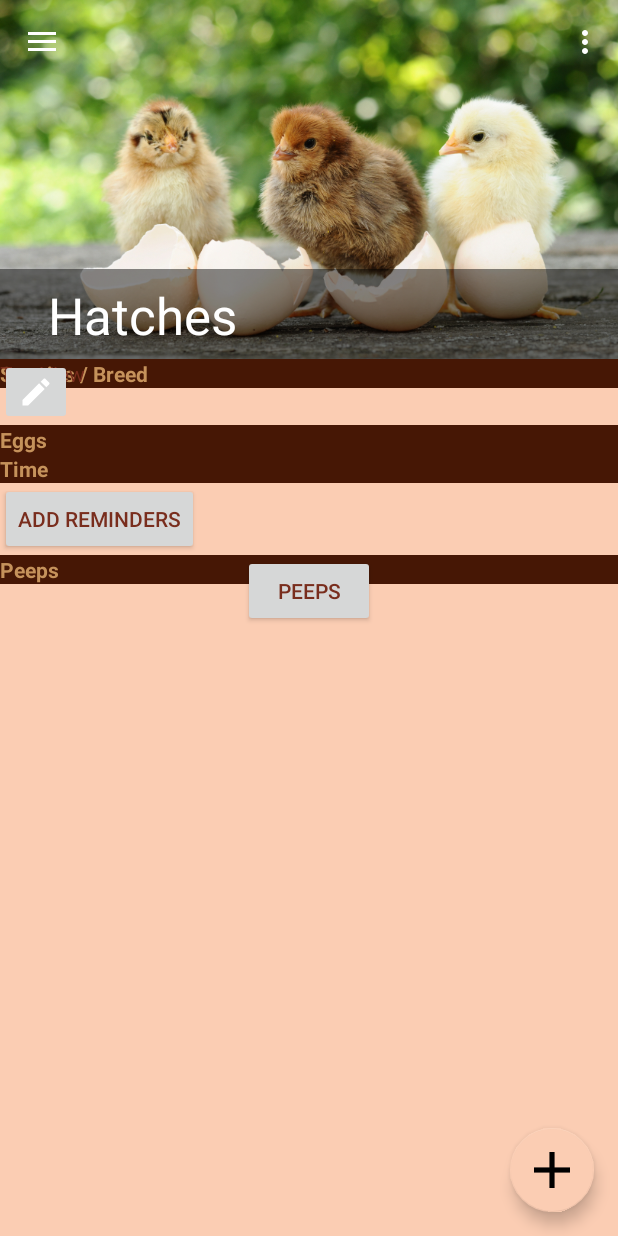
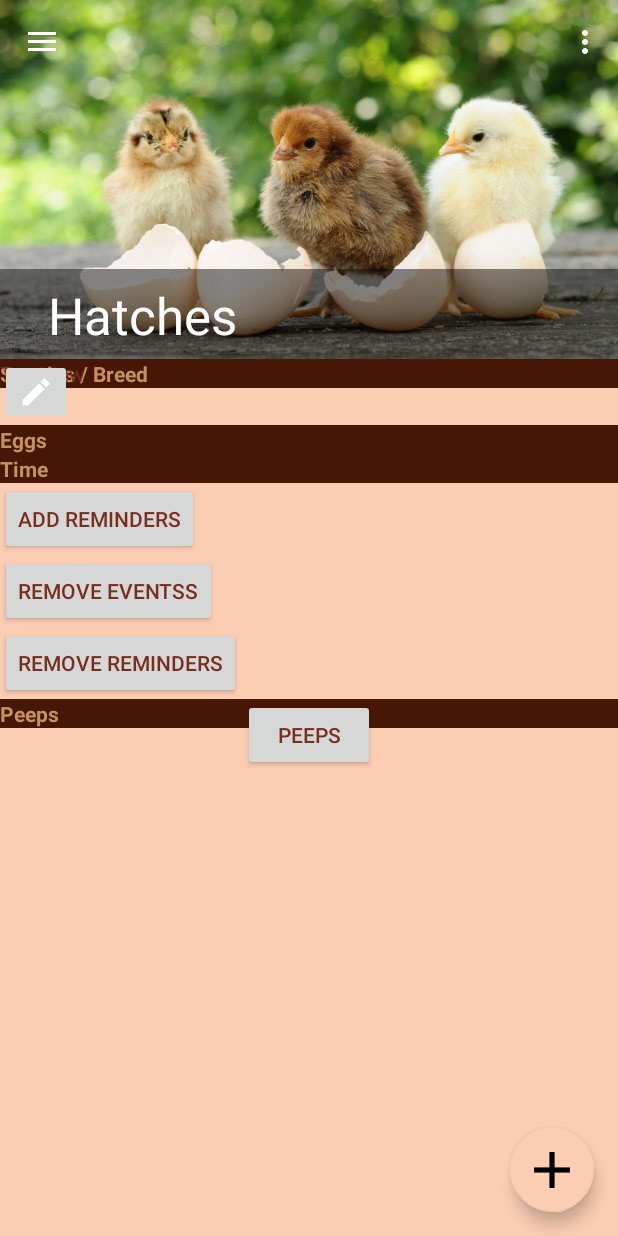
Before and after one commit to manfangllc/hatchtrack-android, an Android app: the fragment HatchFragment placed in its activity, after a tap on "ADD REMINDERS", on a phone screen of 412 x 824 dp. Run offline under Robolectric (Android 15) with nearby library versions, the phone set to English and light mode, and no system bars; 19 statements that could not run were skipped.

Commit message:
turn events and reminders util functions and tests

```diff
--- a/app/src/main/java/com/hatchtrack/app/HatchFragment.java
+++ b/app/src/main/java/com/hatchtrack/app/HatchFragment.java
@@ -38,6 +38,7 @@ import com.hatchtrack.app.database.PeepTable;
 import com.hatchtrack.app.database.SpeciesTable;
 
 import java.text.SimpleDateFormat;
+import java.util.Calendar;
 import java.util.Date;
 import java.util.HashMap;
 import java.util.Map;
@@ -138,6 +139,8 @@ public class HatchFragment extends Fragment implements LoaderManager.LoaderCallb
         }
     }
 
+    private static final String TURN_EVENT = "Turn the eggs!"; //This is event description
+
     @Override
     public View onCreateView(LayoutInflater inflater, ViewGroup container, Bundle savedInstanceState) {
         this.toolbarLayout.setTitle("Hatch");
@@ -177,78 +180,37 @@ public class HatchFragment extends Fragment implements LoaderManager.LoaderCallb
                 }
             }
         });
-//        rootView.findViewById(R.id.speciesButton).setOnClickListener(new View.OnClickListener() {
-//            @Override
-//            public void onClick(View v) {
-//                Fragment f = HatchFragment.this.getFragmentManager().findFragmentByTag("SpeciesDialog");
-//                if(f == null) {
-//                    DialogChooseSpecies d = new DialogChooseSpecies();
-//                    Bundle b = new Bundle();
-//                    b.putInt(Globals.KEY_HATCH_ID, HatchFragment.this.hatchId);
-//                    b.putIntArray(Globals.KEY_SPECIES_IDS, HatchFragment.this.speciesIds);
-//                    b.putFloatArray(Globals.KEY_SPECIES_DAYS, HatchFragment.this.speciesDays);
-//                    b.putStringArray(Globals.KEY_SPECIES_NAMES, HatchFragment.this.speciesNames);
-//                    int[] ids = new int[HatchFragment.this.speciesPicMap.size()];
-//                    String[] files = new String[HatchFragment.this.speciesPicMap.size()];
-//                    int i = 0;
-//                    for (Integer id : HatchFragment.this.speciesPicMap.keySet()) {
-//                        ids[i] = id;
-//                        files[i] = HatchFragment.this.speciesPicMap.get(id);
-//                        i++;
-//                    }
-//                    b.putIntArray(Globals.KEY_SPECIES_PICS_IDS, ids);
-//                    b.putStringArray(Globals.KEY_SPECIES_PICS_STRINGS, files);
-//                    d.setArguments(b);
-//                    d.show(HatchFragment.this.getFragmentManager(), "SpeciesDialog");
-//                }
-//            }
-//        });
 
         rootView.findViewById(R.id.reminderTest).setOnClickListener(new View.OnClickListener() {
+            @Override
+            public void onClick(View v) {
+                final long MINUTES = (60L * 1000L);
+                final long EIGHT_OWAH = (8 * 60L * MINUTES);
+                final long DAY = (3 * EIGHT_OWAH);
+                if (!HatchFragment.this.checkCalendarPermission()) {
+                    return;
+                }
+                Util.createCalendarTurns(HatchFragment.this.context, HatchFragment.this.hatchId, HatchFragment.this.name, Data.getSpeciesDaysFromHatch(HatchFragment.this.context, HatchFragment.this.hatchId), System.currentTimeMillis());
+            }
+        });
+
+        rootView.findViewById(R.id.reminderTest2).setOnClickListener(new View.OnClickListener() {
             @Override
             public void onClick(View v) {
                 if(!HatchFragment.this.checkCalendarPermission()){
                     return;
                 }
-                SimpleDateFormat formatter = new SimpleDateFormat("MM/dd/yyyy");
-                String eventTitle = "Hatch Event One"; //This is event title
-                String eventDescription = "this is the description"; //This is event description
-                String eventLocation = "Location: Incubator"; //This is the address for your event location
+                Util.removeTurnEvents(HatchFragment.this.context, HatchFragment.this.hatchId);
+            }
+        });
 
-                long startTimeInMilliseconds = System.currentTimeMillis() + (2 * 24 * 60 * 60 * 1000); // in two days
-                long endTimeInMilliseconds = startTimeInMilliseconds + (60 * 60 * 1000); // one owah after start
-
-                ContentValues values = new ContentValues();
-                values.put(CalendarContract.Events.CALENDAR_ID, 1);
-                values.put(CalendarContract.Events.TITLE, eventTitle);
-                values.put(CalendarContract.Events.DESCRIPTION, eventDescription);
-                values.put(CalendarContract.Events.EVENT_LOCATION, eventLocation);
-                values.put(CalendarContract.Events.DTSTART, startTimeInMilliseconds);
-                values.put(CalendarContract.Events.DTEND, endTimeInMilliseconds);
-                values.put(CalendarContract.Events.HAS_ALARM, 1);
-                TimeZone timeZone = TimeZone.getDefault();
-                values.put(CalendarContract.Events.EVENT_TIMEZONE, timeZone.getID());
-                values.put(CalendarContract.Events.RRULE, "FREQ=DAILY;COUNT=1");
-
-                Uri eventUri;
-                eventUri = Uri.parse("content://com.android.calendar/events");
-                Uri l_uri = context.getContentResolver().insert(eventUri, values);
-                Log.e("EventTest", l_uri.toString());
-
-                try {
-                    Uri remindersUri;
-                    long id = Long.parseLong(l_uri.getLastPathSegment()); //Added event id
-                    ContentValues reminders = new ContentValues();
-                    reminders.put(CalendarContract.Reminders.EVENT_ID, id);
-                    //METHOD_DEFAULT = 0, METHOD_ALERT = 1, METHOD_EMAIL = 2, METHOD_SMS = 3, METHOD_ALARM = 4
-                    reminders.put(CalendarContract.Reminders.METHOD, CalendarContract.Reminders.METHOD_ALERT);
-                    reminders.put(CalendarContract.Reminders.MINUTES, 1);
-                    remindersUri = Uri.parse("content://com.android.calendar/reminders");
-                    Uri uri = context.getContentResolver().insert(remindersUri, reminders);
-                    Log.e("RemindersTest", uri.toString());
-                } catch (Exception e) {
-                    e.printStackTrace();
+        rootView.findViewById(R.id.reminderTest3).setOnClickListener(new View.OnClickListener() {
+            @Override
+            public void onClick(View v) {
+                if(!HatchFragment.this.checkCalendarPermission()){
+                    return;
                 }
+                Util.removeTurnReminders(HatchFragment.this.context, HatchFragment.this.hatchId);
             }
         });
 
--- a/app/src/main/java/com/hatchtrack/app/Util.java
+++ b/app/src/main/java/com/hatchtrack/app/Util.java
@@ -1,13 +1,17 @@
 package com.hatchtrack.app;
 
+import android.content.ContentValues;
 import android.content.Context;
 import android.content.res.AssetManager;
+import android.database.Cursor;
 import android.graphics.Bitmap;
 import android.graphics.BitmapFactory;
 import android.graphics.drawable.BitmapDrawable;
 import android.graphics.drawable.Drawable;
 import android.graphics.drawable.LayerDrawable;
 import android.graphics.drawable.TransitionDrawable;
+import android.net.Uri;
+import android.provider.CalendarContract;
 import android.util.Log;
 import android.widget.ImageView;
 
@@ -16,6 +20,8 @@ import java.io.FileOutputStream;
 import java.io.IOException;
 import java.io.InputStream;
 import java.io.OutputStream;
+import java.util.Calendar;
+import java.util.TimeZone;
 
 class Util {
     private static final String TAG = Util.class.getSimpleName();
@@ -137,4 +143,136 @@ class Util {
         view.setImageDrawable(crossfader);
         crossfader.startTransition(1000);
     }
-}
+
+    public static void createCalendarTurns(Context context, int hatchId, String hatchName, float days, long startMillis){
+        Calendar calStart = Calendar.getInstance();
+        Calendar calEnd = Calendar.getInstance();
+        calStart.setTimeInMillis(startMillis);
+        calEnd.setTimeInMillis(startMillis);
+        calEnd.add(Calendar.HOUR_OF_DAY, (int)(24 * days));
+
+        String eventTitle = "Hatch:" + hatchName;
+        String eventLocation = "Location: Incubator";
+
+        Uri eventUri;
+        eventUri = Uri.parse("content://com.android.calendar/events");
+
+        ContentValues values = new ContentValues();
+        values.put(CalendarContract.Events.CALENDAR_ID, 1);
+        values.put(CalendarContract.Events.TITLE, eventTitle);
+        values.put(CalendarContract.Events.DESCRIPTION, "Turn eggs! (" + hatchId + ")");
+        values.put(CalendarContract.Events.EVENT_LOCATION, eventLocation);
+        values.put(CalendarContract.Events.HAS_ALARM, 1);
+        java.util.TimeZone timeZone = TimeZone.getDefault();
+        values.put(CalendarContract.Events.EVENT_TIMEZONE, timeZone.getID());
+        values.put(CalendarContract.Events.RRULE, "FREQ=DAILY;COUNT=1");
+
+        /* 06, 12, 18 */
+        int h = calStart.get(Calendar.HOUR_OF_DAY);
+        if(h < 6){
+            h = 6 - h;
+        } else if( h < 12){
+            h = 12 - h;
+        } else if(h < 18){
+            h = 18 - h;
+        } else {
+            h = 30 - h;
+        }
+        calStart.add(Calendar.HOUR_OF_DAY, h);
+        final long tEnd = calEnd.getTimeInMillis();
+        long tStart = calStart.getTimeInMillis();
+        Uri uri;
+        while(tStart < tEnd){
+            Log.e(TAG, "cal=" + calStart.toString());
+            // write the event and reminder
+            values.put(CalendarContract.Events.DTSTART, tStart);
+            values.put(CalendarContract.Events.DTEND, tStart);
+            uri = context.getContentResolver().insert(eventUri, values);
+            Util.createCalendarReminder(context, Long.parseLong(uri.getLastPathSegment()));
+            // compute the next time
+            if(calStart.get(Calendar.HOUR_OF_DAY) >= 18){
+                calStart.add(Calendar.HOUR_OF_DAY, 12);
+            } else {
+                calStart.add(Calendar.HOUR_OF_DAY, 6);
+            }
+            tStart = calStart.getTimeInMillis();
+        }
+
+/*
+
+
+        Uri uri;
+        for(int day = 0; day < 5; day++){
+
+                    t += EIGHT_OWAH;
+                    values.put(CalendarContract.Events.DTSTART, t);
+                    values.put(CalendarContract.Events.DTEND, t);
+                    uri = context.getContentResolver().insert(eventUri, values);
+                    Log.e(TAG, "insert=" + uri.toString());
+                    try {
+                        long id = Long.parseLong(uri.getLastPathSegment()); //Added event id
+                        reminder.put(CalendarContract.Reminders.EVENT_ID, id);
+                        //METHOD_DEFAULT = 0, METHOD_ALERT = 1, METHOD_EMAIL = 2, METHOD_SMS = 3, METHOD_ALARM = 4
+                        reminder.put(CalendarContract.Reminders.METHOD, CalendarContract.Reminders.METHOD_ALERT);
+                        reminder.put(CalendarContract.Reminders.MINUTES, 1);
+                        context.getContentResolver().insert(remindersUri, reminder);
+                    } catch (Exception e) {
+                        e.printStackTrace();
+                    }
+
+                    t += EIGHT_OWAH;
+                    values.put(CalendarContract.Events.DTSTART, t);
+                    values.put(CalendarContract.Events.DTEND, t);
+                    uri = context.getContentResolver().insert(eventUri, values);
+                    Log.e(TAG, "insert=" + uri.toString());
+        }
+*/
+    }
+
+    public static void createCalendarReminder(Context context, long eventId){
+        try {
+            Uri remindersUri;
+            remindersUri = Uri.parse("content://com.android.calendar/reminders");
+            ContentValues cv = new ContentValues();
+            cv.put(CalendarContract.Reminders.EVENT_ID, eventId);
+            //METHOD_DEFAULT = 0, METHOD_ALERT = 1, METHOD_EMAIL = 2, METHOD_SMS = 3, METHOD_ALARM = 4
+            cv.put(CalendarContract.Reminders.METHOD, CalendarContract.Reminders.METHOD_ALERT);
+            cv.put(CalendarContract.Reminders.MINUTES, 1);
+            context.getContentResolver().insert(remindersUri, cv);
+        } catch (Exception e) {
+            e.printStackTrace();
+        }
+    }
+
+    public static void removeTurnEvents(Context context, int hatchId){
+        Uri eventUri = Uri.parse("content://com.android.calendar/events");
+        int nrecs = context.getContentResolver().delete(
+                eventUri,
+                "(" + CalendarContract.Events.CALENDAR_ID + " = " + 1 + ") AND (" + CalendarContract.Events.DESCRIPTION + " LIKE '%Turn eggs! (" + hatchId + ")')",
+                null
+        );
+        Log.e(TAG, "removeTurnEvents: deleted=" + nrecs + " records");
+    }
+
+    public static void removeTurnReminders(Context context, int hatchId){
+        Uri eventUri = Uri.parse("content://com.android.calendar/events");
+        Uri remindersUri = Uri.parse("content://com.android.calendar/reminders");
+        Cursor cursor = context.getContentResolver().query(
+                eventUri,
+                new String[]{CalendarContract.Reminders._ID},
+                "(" + CalendarContract.Events.CALENDAR_ID + " = " + 1 + ") AND (" + CalendarContract.Events.DESCRIPTION + " LIKE '%Turn eggs! (" + hatchId + ")')",
+                null,
+                null
+        );
+        int nrecs = 0;
+        if(cursor != null){
+            cursor.moveToFirst();
+            while(!cursor.isAfterLast()){
+                nrecs += context.getContentResolver().delete(remindersUri, CalendarContract.Reminders.EVENT_ID + " = " + cursor.getLong(cursor.getColumnIndex(CalendarContract.Reminders._ID)), null);
+                cursor.moveToNext();
+            }
+            cursor.close();
+        }
+        Log.e(TAG, "removeTurnReminders: deleted=" + nrecs + " records");
+    }
+ }
--- a/app/src/main/res/layout/frag_hatch.xml
+++ b/app/src/main/res/layout/frag_hatch.xml
@@ -98,6 +98,22 @@
                 app:layout_constraintLeft_toLeftOf="parent"
                 app:layout_constraintTop_toBottomOf="@+id/labelTime" />
 
+            <Button
+                android:id="@+id/reminderTest2"
+                android:layout_width="wrap_content"
+                android:layout_height="wrap_content"
+                android:text="Remove Eventss"
+                app:layout_constraintStart_toStartOf="@id/reminderTest"
+                app:layout_constraintTop_toBottomOf="@id/reminderTest" />
+
+            <Button
+                android:id="@+id/reminderTest3"
+                android:layout_width="wrap_content"
+                android:layout_height="wrap_content"
+                android:text="Remove Reminders"
+                app:layout_constraintStart_toStartOf="@id/reminderTest2"
+                app:layout_constraintTop_toBottomOf="@id/reminderTest2" />
+
         </android.support.constraint.ConstraintLayout>
 
         <android.support.constraint.ConstraintLayout
--- /dev/null
+++ b/app/src/main/res/layout/item_calendar.xml
@@ -0,0 +1,6 @@
+<?xml version="1.0" encoding="utf-8"?>
+<android.support.constraint.ConstraintLayout
+    xmlns:android="http://schemas.android.com/apk/res/android" android:layout_width="match_parent"
+    android:layout_height="match_parent">
+
+</android.support.constraint.ConstraintLayout>
```
Also changed, not shown: 1 other file.
